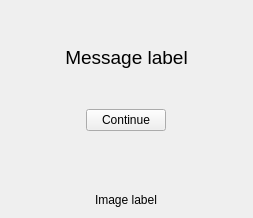
This is src/gui/main_window/central_widget/login_overlay_widget/LoginOverlayWidget.ui in ephell/Telescrape as Qt 5 draws it before an edit. The edited form follows.
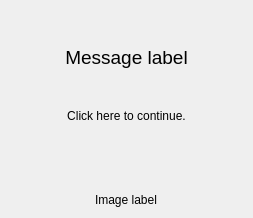
This is the edited form.

Commit message: Make continue button transparent

The edit to the form file:
```diff
--- a/src/gui/main_window/central_widget/login_overlay_widget/LoginOverlayWidget.ui
+++ b/src/gui/main_window/central_widget/login_overlay_widget/LoginOverlayWidget.ui
@@ -53,8 +53,14 @@
          <verstretch>0</verstretch>
         </sizepolicy>
        </property>
+       <property name="styleSheet">
+        <string notr="true">#continue_button {
+	background-color: transparent;
+	border: 0px;
+}</string>
+       </property>
        <property name="text">
-        <string>Continue</string>
+        <string>Click here to continue.</string>
        </property>
       </widget>
      </item>
```
The commit also changes 2 other files.
